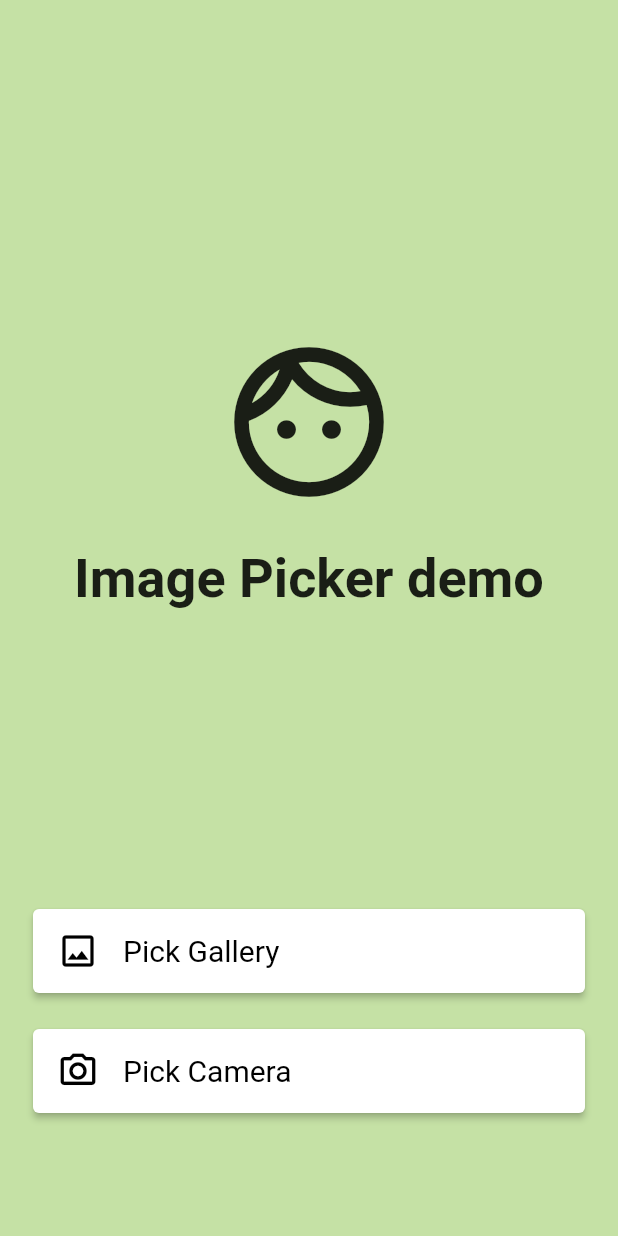
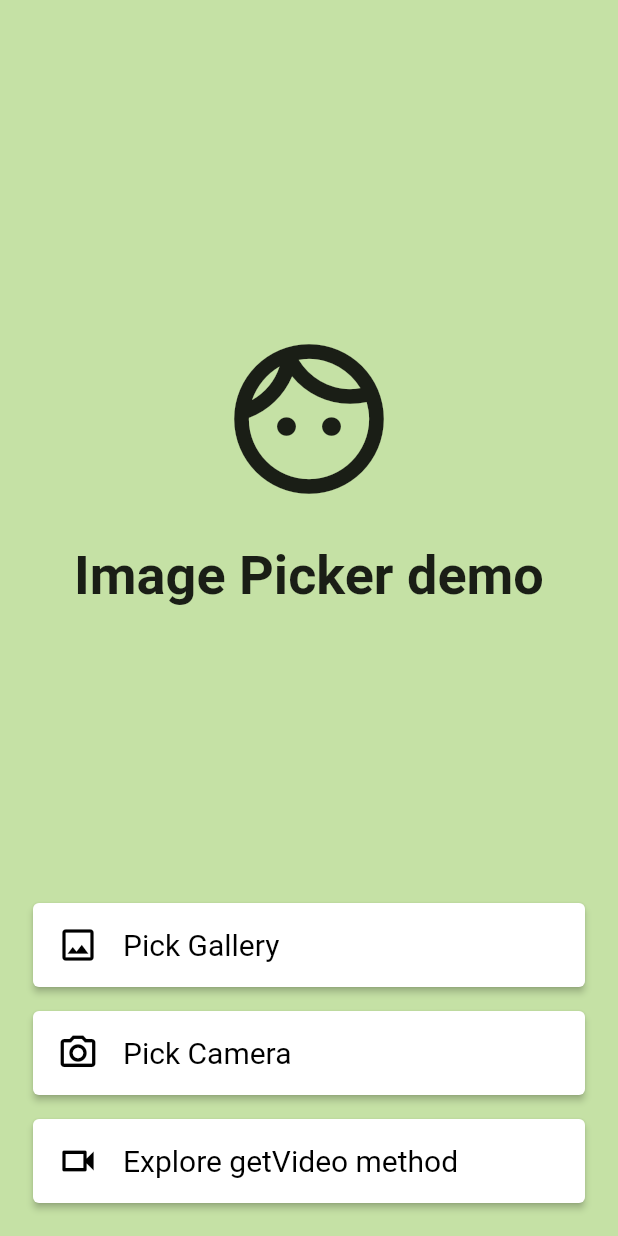
Before and after one commit to luigialejandro/flutter_image_picker_tutorial, a Flutter app: the screen it shows after launch, on a phone screen of 412 x 824 dp. Run offline on Flutter 3.47's test engine with Material 2 defaults, Android fonts, the light colour scheme and no system bars; our stand-ins replace image_picker.

Commit message:
Building a new button which is going to lead me to the explore getVideo method, a new page where I'll be playing around a bit with the video part of the plugin

```diff
--- a/lib/main.dart
+++ b/lib/main.dart
@@ -2,6 +2,7 @@
 
 import 'package:flutter/material.dart';
 import 'package:flutter/services.dart';
+import 'package:flutter_image_picker_tutorial/record_video.dart';
 import 'package:image_picker/image_picker.dart';
 
 void main() {
@@ -78,13 +79,22 @@
                 icon: Icons.image_outlined,
                 onClicked: () => pickImage(ImageSource.gallery),
               ),
-              const SizedBox(height: 24),
+              const SizedBox(height: 16),
               buildButton(
                 title: 'Pick Camera',
                 icon: Icons.camera_alt_outlined,
                 onClicked: () => pickImage(ImageSource.camera),
               ),
-              SizedBox(height: 60)
+              SizedBox(height: 16),
+              buildButton(
+                title: 'Explore getVideo method',
+                icon: Icons.videocam_outlined,
+                onClicked: () => Navigator.of(context).push(
+                  MaterialPageRoute(
+                    builder: (context) => RecordVideo(),
+                  ),
+                ),
+              ),
             ],
           ),
         ),
```
Also changed, not shown: lib/record_video.dart (added, +20 -0 lines).
